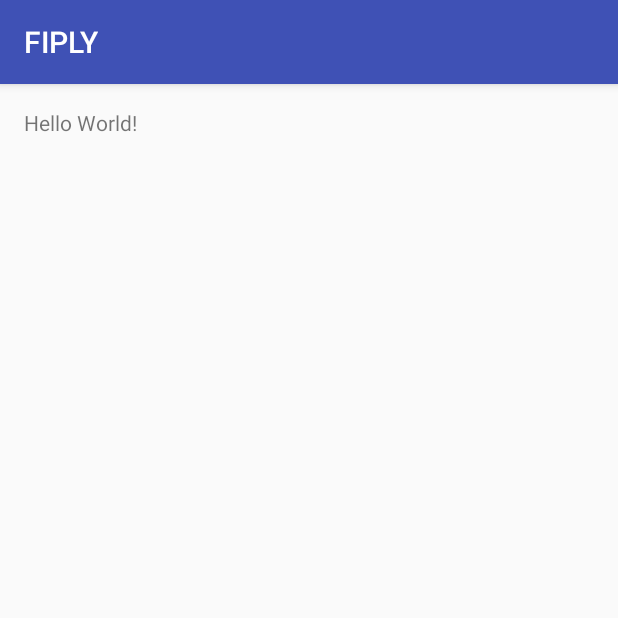
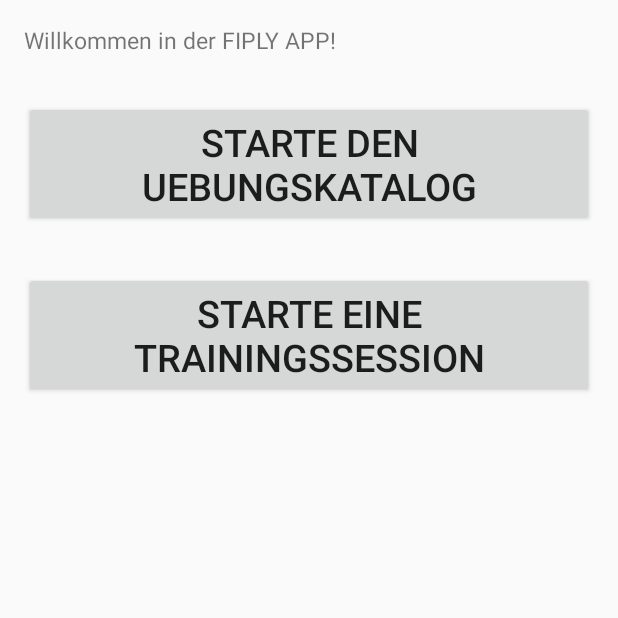
Before and after one commit to htl-leonding/2015_fiply, an Android app: the screen it shows after launch (MainActivity), on a phone screen of 412 x 824 dp, the top half of it. Run offline under Robolectric (Android 15) with nearby library versions, the phone set to English and light mode, and no system bars.

Commit message:
Willkommen-Nachricht und Navigationsbuttons hinzugefügt.

```diff
--- a/FIPLY/App/app/src/main/java/htl_leonding/fiplyteam/fiply/MainActivity.java
+++ b/FIPLY/App/app/src/main/java/htl_leonding/fiplyteam/fiply/MainActivity.java
@@ -1,14 +1,22 @@
 package htl_leonding.fiplyteam.fiply;
 
+import android.app.Activity;
 import android.os.Bundle;
-import android.support.v7.app.AppCompatActivity;
+import android.widget.Button;
 
-public class MainActivity extends AppCompatActivity {
+public class MainActivity extends Activity {
+
+    Button startUe;
+    Button startTr;
+
 
     @Override
     protected void onCreate(Bundle savedInstanceState) {
         super.onCreate(savedInstanceState);
         setContentView(R.layout.activity_main);
+        startUe = (Button) findViewById(R.id.btStartUe);
+        startTr = (Button) findViewById(R.id.btStartTr);
     }
 
+
 }
--- a/FIPLY/App/app/src/main/res/layout/activity_main.xml
+++ b/FIPLY/App/app/src/main/res/layout/activity_main.xml
@@ -1,7 +1,8 @@
 <?xml version="1.0" encoding="utf-8"?>
-<RelativeLayout
+<LinearLayout
     xmlns:android="http://schemas.android.com/apk/res/android"
     xmlns:tools="http://schemas.android.com/tools"
+    android:orientation="vertical"
     android:layout_width="match_parent"
     android:layout_height="match_parent"
     android:paddingLeft="16dp"
@@ -11,9 +12,26 @@
     tools:context=".MainActivity">
 
     <TextView
-        android:text="Hello World!"
+        android:text="@string/welcome"
         android:layout_width="wrap_content"
-        android:layout_height="wrap_content" />
+        android:layout_height="wrap_content"
+        android:textSize="15dp" />
 
+    <Button
+        android:id="@+id/btStartUe"
+        android:text="@string/startUe"
+        android:layout_width="wrap_content"
+        android:layout_height="wrap_content"
+        android:layout_marginTop="30dp"
+        android:gravity="center"
+        android:textSize="25dp" />
 
-</RelativeLayout>
+    <Button
+        android:id="@+id/btStartTr"
+        android:text="@string/startTr"
+        android:layout_width="wrap_content"
+        android:layout_height="wrap_content"
+        android:layout_marginTop="30dp"
+        android:gravity="center"
+        android:textSize="25dp" />
+</LinearLayout>
--- a/FIPLY/App/app/src/main/res/values/strings.xml
+++ b/FIPLY/App/app/src/main/res/values/strings.xml
@@ -1,4 +1,7 @@
 <resources>
     <string name="app_name">FIPLY</string>
     <string name="title_activity_main">MainActivity</string>
+    <string name="startUe">Starte den Uebungskatalog</string>
+    <string name="startTr">Starte eine Trainingssession</string>
+    <string name="welcome">Willkommen in der FIPLY APP!</string>
 </resources>
```
